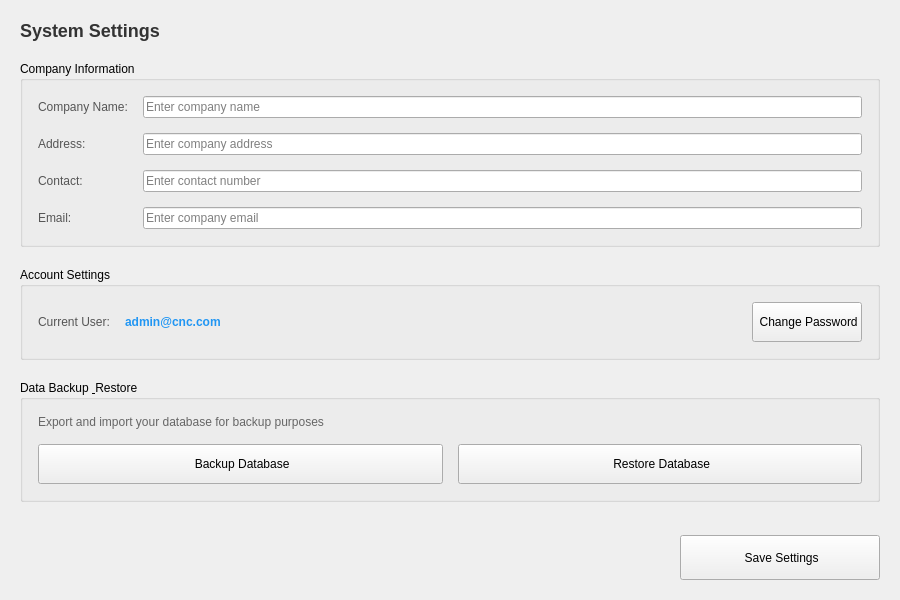
First picture: the form in ui/settings.ui, repository SmitProgrammer/TrackMill, before the edit.
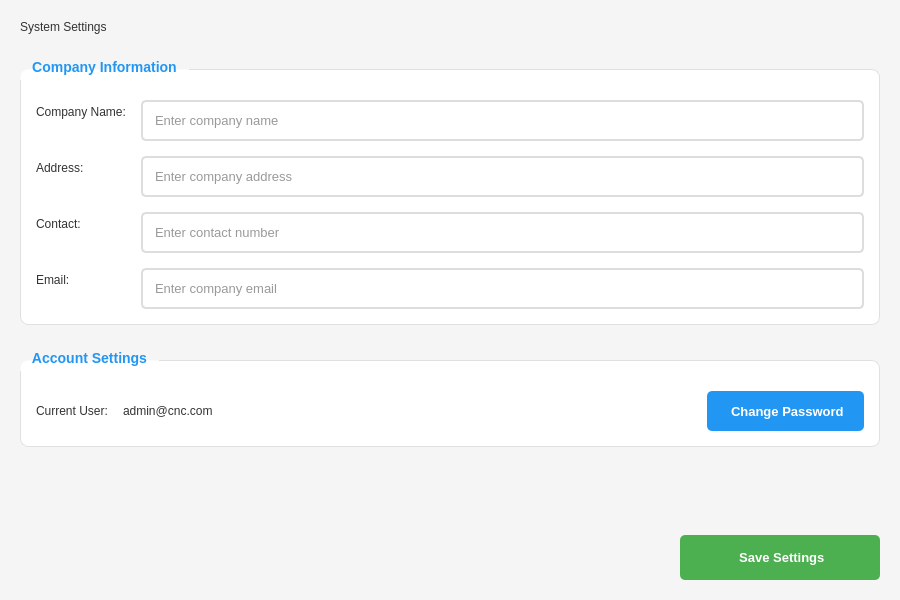
Second picture: the form after the edit.

The edit to the form file:
```diff
--- a/ui/settings.ui
+++ b/ui/settings.ui
@@ -18,8 +18,16 @@
     background-color: #f5f5f5;
 }
 
-QPushButton#btnSaveSettings, QPushButton#btnChangePassword, QPushButton#btnBackupData, QPushButton#btnRestoreData {
-    padding: 12px 25px;
+QLabel {
+    color: #333;
+}
+
+QTableWidget {
+    color: #333;
+}
+
+QPushButton#btnSaveSettings, QPushButton#btnChangePassword {
+    padding: 10px 20px;
     border-radius: 5px;
     font-size: 13px;
     font-weight: bold;
@@ -45,31 +53,12 @@
     background-color: #0b7dda;
 }
 
-QPushButton#btnBackupData {
-    background-color: #FF9800;
-    color: white;
-    border: none;
-}
-
-QPushButton#btnBackupData:hover {
-    background-color: #e68900;
-}
-
-QPushButton#btnRestoreData {
-    background-color: #f44336;
-    color: white;
-    border: none;
-}
-
-QPushButton#btnRestoreData:hover {
-    background-color: #da190b;
-}
-
 QLineEdit {
     padding: 10px;
     border: 2px solid #ddd;
     border-radius: 5px;
     font-size: 13px;
+    background-color: white;
     color: #333;
 }
 
@@ -116,8 +105,75 @@
       <string>System Settings</string>
      </property>
      <property name="styleSheet">
-      <string notr="true">font-size: 18px; font-weight: bold; color: #333;</string>
-     </property>
+   <string notr="true">QWidget#SettingsWidget {
+    background-color: #f5f5f5;
+}
+
+QLabel {
+    color: #333;
+}
+
+QTableWidget {
+    color: #333;
+}
+
+QPushButton#btnSaveSettings, QPushButton#btnChangePassword {
+    padding: 10px 20px;
+    border-radius: 5px;
+    font-size: 13px;
+    font-weight: bold;
+}
+
+QPushButton#btnSaveSettings {
+    background-color: #4CAF50;
+    color: white;
+    border: none;
+}
+
+QPushButton#btnSaveSettings:hover {
+    background-color: #45a049;
+}
+
+QPushButton#btnChangePassword {
+    background-color: #2196F3;
+    color: white;
+    border: none;
+}
+
+QPushButton#btnChangePassword:hover {
+    background-color: #0b7dda;
+}
+
+QLineEdit {
+    padding: 10px;
+    border: 2px solid #ddd;
+    border-radius: 5px;
+    font-size: 13px;
+    background-color: white;
+    color: #333;
+}
+
+QLineEdit:focus {
+    border: 2px solid #2196F3;
+}
+
+QGroupBox {
+    background-color: white;
+    border: 1px solid #e0e0e0;
+    border-radius: 8px;
+    margin-top: 15px;
+    padding-top: 15px;
+    font-size: 14px;
+    font-weight: bold;
+}
+
+QGroupBox::title {
+    subcontrol-origin: margin;
+    subcontrol-position: top left;
+    padding: 5px 10px;
+    color: #2196F3;
+}</string>
+  </property>
     </widget>
    </item>
    <item>
@@ -150,8 +206,75 @@
          <string>Company Name:</string>
         </property>
         <property name="styleSheet">
-         <string notr="true">font-weight: normal; color: #555;</string>
-        </property>
+   <string notr="true">QWidget#SettingsWidget {
+    background-color: #f5f5f5;
+}
+
+QLabel {
+    color: #333;
+}
+
+QTableWidget {
+    color: #333;
+}
+
+QPushButton#btnSaveSettings, QPushButton#btnChangePassword {
+    padding: 10px 20px;
+    border-radius: 5px;
+    font-size: 13px;
+    font-weight: bold;
+}
+
+QPushButton#btnSaveSettings {
+    background-color: #4CAF50;
+    color: white;
+    border: none;
+}
+
+QPushButton#btnSaveSettings:hover {
+    background-color: #45a049;
+}
+
+QPushButton#btnChangePassword {
+    background-color: #2196F3;
+    color: white;
+    border: none;
+}
+
+QPushButton#btnChangePassword:hover {
+    background-color: #0b7dda;
+}
+
+QLineEdit {
+    padding: 10px;
+    border: 2px solid #ddd;
+    border-radius: 5px;
+    font-size: 13px;
+    background-color: white;
+    color: #333;
+}
+
+QLineEdit:focus {
+    border: 2px solid #2196F3;
+}
+
+QGroupBox {
+    background-color: white;
+    border: 1px solid #e0e0e0;
+    border-radius: 8px;
+    margin-top: 15px;
+    padding-top: 15px;
+    font-size: 14px;
+    font-weight: bold;
+}
+
+QGroupBox::title {
+    subcontrol-origin: margin;
+    subcontrol-position: top left;
+    padding: 5px 10px;
+    color: #2196F3;
+}</string>
+  </property>
        </widget>
       </item>
       <item row="0" column="1">
@@ -167,8 +290,75 @@
          <string>Address:</string>
         </property>
         <property name="styleSheet">
-         <string notr="true">font-weight: normal; color: #555;</string>
-        </property>
+   <string notr="true">QWidget#SettingsWidget {
+    background-color: #f5f5f5;
+}
+
+QLabel {
+    color: #333;
+}
+
+QTableWidget {
+    color: #333;
+}
+
+QPushButton#btnSaveSettings, QPushButton#btnChangePassword {
+    padding: 10px 20px;
+    border-radius: 5px;
+    font-size: 13px;
+    font-weight: bold;
+}
+
+QPushButton#btnSaveSettings {
+    background-color: #4CAF50;
+    color: white;
+    border: none;
+}
+
+QPushButton#btnSaveSettings:hover {
+    background-color: #45a049;
+}
+
+QPushButton#btnChangePassword {
+    background-color: #2196F3;
+    color: white;
+    border: none;
+}
+
+QPushButton#btnChangePassword:hover {
+    background-color: #0b7dda;
+}
+
+QLineEdit {
+    padding: 10px;
+    border: 2px solid #ddd;
+    border-radius: 5px;
+    font-size: 13px;
+    background-color: white;
+    color: #333;
+}
+
+QLineEdit:focus {
+    border: 2px solid #2196F3;
+}
+
+QGroupBox {
+    background-color: white;
+    border: 1px solid #e0e0e0;
+    border-radius: 8px;
+    margin-top: 15px;
+    padding-top: 15px;
+    font-size: 14px;
+    font-weight: bold;
+}
+
+QGroupBox::title {
+    subcontrol-origin: margin;
+    subcontrol-position: top left;
+    padding: 5px 10px;
+    color: #2196F3;
+}</string>
+  </property>
        </widget>
       </item>
       <item row="1" column="1">
@@ -184,8 +374,75 @@
          <string>Contact:</string>
         </property>
         <property name="styleSheet">
-         <string notr="true">font-weight: normal; color: #555;</string>
-        </property>
+   <string notr="true">QWidget#SettingsWidget {
+    background-color: #f5f5f5;
+}
+
+QLabel {
+    color: #333;
+}
+
+QTableWidget {
+    color: #333;
+}
+
+QPushButton#btnSaveSettings, QPushButton#btnChangePassword {
+    padding: 10px 20px;
+    border-radius: 5px;
+    font-size: 13px;
+    font-weight: bold;
+}
+
+QPushButton#btnSaveSettings {
+    background-color: #4CAF50;
+    color: white;
+    border: none;
+}
+
+QPushButton#btnSaveSettings:hover {
+    background-color: #45a049;
+}
+
+QPushButton#btnChangePassword {
+    background-color: #2196F3;
+    color: white;
+    border: none;
+}
+
+QPushButton#btnChangePassword:hover {
+    background-color: #0b7dda;
+}
+
+QLineEdit {
+    padding: 10px;
+    border: 2px solid #ddd;
+    border-radius: 5px;
+    font-size: 13px;
+    background-color: white;
+    color: #333;
+}
+
+QLineEdit:focus {
+    border: 2px solid #2196F3;
+}
+
+QGroupBox {
+    background-color: white;
+    border: 1px solid #e0e0e0;
+    border-radius: 8px;
+    margin-top: 15px;
+    padding-top: 15px;
+    font-size: 14px;
+    font-weight: bold;
+}
+
+QGroupBox::title {
+    subcontrol-origin: margin;
+    subcontrol-position: top left;
+    padding: 5px 10px;
+    color: #2196F3;
+}</string>
+  </property>
        </widget>
       </item>
       <item row="2" column="1">
@@ -201,8 +458,75 @@
          <string>Email:</string>
         </property>
         <property name="styleSheet">
-         <string notr="true">font-weight: normal; color: #555;</string>
-        </property>
+   <string notr="true">QWidget#SettingsWidget {
+    background-color: #f5f5f5;
+}
+
+QLabel {
+    color: #333;
+}
+
+QTableWidget {
+    color: #333;
+}
+
+QPushButton#btnSaveSettings, QPushButton#btnChangePassword {
+    padding: 10px 20px;
+    border-radius: 5px;
+    font-size: 13px;
+    font-weight: bold;
+}
+
+QPushButton#btnSaveSettings {
+    background-color: #4CAF50;
+    color: white;
+    border: none;
+}
+
+QPushButton#btnSaveSettings:hover {
+    background-color: #45a049;
+}
+
+QPushButton#btnChangePassword {
+    background-color: #2196F3;
+    color: white;
+    border: none;
+}
+
+QPushButton#btnChangePassword:hover {
+    background-color: #0b7dda;
+}
+
+QLineEdit {
+    padding: 10px;
+    border: 2px solid #ddd;
+    border-radius: 5px;
+    font-size: 13px;
+    background-color: white;
+    color: #333;
+}
+
+QLineEdit:focus {
+    border: 2px solid #2196F3;
+}
+
+QGroupBox {
+    background-color: white;
+    border: 1px solid #e0e0e0;
+    border-radius: 8px;
+    margin-top: 15px;
+    padding-top: 15px;
+    font-size: 14px;
+    font-weight: bold;
+}
+
+QGroupBox::title {
+    subcontrol-origin: margin;
+    subcontrol-position: top left;
+    padding: 5px 10px;
+    color: #2196F3;
+}</string>
+  </property>
        </widget>
       </item>
       <item row="3" column="1">
@@ -244,8 +568,75 @@
            <string>Current User:</string>
           </property>
           <property name="styleSheet">
-           <string notr="true">font-weight: normal; color: #555;</string>
-          </property>
+   <string notr="true">QWidget#SettingsWidget {
+    background-color: #f5f5f5;
+}
+
+QLabel {
+    color: #333;
+}
+
+QTableWidget {
+    color: #333;
+}
+
+QPushButton#btnSaveSettings, QPushButton#btnChangePassword {
+    padding: 10px 20px;
+    border-radius: 5px;
+    font-size: 13px;
+    font-weight: bold;
+}
+
+QPushButton#btnSaveSettings {
+    background-color: #4CAF50;
+    color: white;
+    border: none;
+}
+
+QPushButton#btnSaveSettings:hover {
+    background-color: #45a049;
+}
+
+QPushButton#btnChangePassword {
+    background-color: #2196F3;
+    color: white;
+    border: none;
+}
+
+QPushButton#btnChangePassword:hover {
+    background-color: #0b7dda;
+}
+
+QLineEdit {
+    padding: 10px;
+    border: 2px solid #ddd;
+    border-radius: 5px;
+    font-size: 13px;
+    background-color: white;
+    color: #333;
+}
+
+QLineEdit:focus {
+    border: 2px solid #2196F3;
+}
+
+QGroupBox {
+    background-color: white;
+    border: 1px solid #e0e0e0;
+    border-radius: 8px;
+    margin-top: 15px;
+    padding-top: 15px;
+    font-size: 14px;
+    font-weight: bold;
+}
+
+QGroupBox::title {
+    subcontrol-origin: margin;
+    subcontrol-position: top left;
+    padding: 5px 10px;
+    color: #2196F3;
+}</string>
+  </property>
          </widget>
         </item>
         <item>
@@ -254,8 +645,75 @@
            <string>admin@cnc.com</string>
           </property>
           <property name="styleSheet">
-           <string notr="true">font-weight: bold; color: #2196F3;</string>
-          </property>
+   <string notr="true">QWidget#SettingsWidget {
+    background-color: #f5f5f5;
+}
+
+QLabel {
+    color: #333;
+}
+
+QTableWidget {
+    color: #333;
+}
+
+QPushButton#btnSaveSettings, QPushButton#btnChangePassword {
+    padding: 10px 20px;
+    border-radius: 5px;
+    font-size: 13px;
+    font-weight: bold;
+}
+
+QPushButton#btnSaveSettings {
+    background-color: #4CAF50;
+    color: white;
+    border: none;
+}
+
+QPushButton#btnSaveSettings:hover {
+    background-color: #45a049;
+}
+
+QPushButton#btnChangePassword {
+    background-color: #2196F3;
+    color: white;
+    border: none;
+}
+
+QPushButton#btnChangePassword:hover {
+    background-color: #0b7dda;
+}
+
+QLineEdit {
+    padding: 10px;
+    border: 2px solid #ddd;
+    border-radius: 5px;
+    font-size: 13px;
+    background-color: white;
+    color: #333;
+}
+
+QLineEdit:focus {
+    border: 2px solid #2196F3;
+}
+
+QGroupBox {
+    background-color: white;
+    border: 1px solid #e0e0e0;
+    border-radius: 8px;
+    margin-top: 15px;
+    padding-top: 15px;
+    font-size: 14px;
+    font-weight: bold;
+}
+
+QGroupBox::title {
+    subcontrol-origin: margin;
+    subcontrol-position: top left;
+    padding: 5px 10px;
+    color: #2196F3;
+}</string>
+  </property>
          </widget>
         </item>
         <item>
@@ -292,76 +750,6 @@
      </layout>
     </widget>
    </item>
-   <item>
-    <widget class="QGroupBox" name="groupBackup">
-     <property name="title">
-      <string>Data Backup &amp; Restore</string>
-     </property>
-     <layout class="QVBoxLayout" name="verticalLayout_3">
-      <property name="spacing">
-       <number>15</number>
-      </property>
-      <property name="leftMargin">
-       <number>15</number>
-      </property>
-      <property name="topMargin">
-       <number>15</number>
-      </property>
-      <property name="rightMargin">
-       <number>15</number>
-      </property>
-      <property name="bottomMargin">
-       <number>15</number>
-      </property>
-      <item>
-       <widget class="QLabel" name="label_7">
-        <property name="text">
-         <string>Export and import your database for backup purposes</string>
-        </property>
-        <property name="styleSheet">
-         <string notr="true">font-weight: normal; color: #666; font-size: 12px;</string>
-        </property>
-       </widget>
-      </item>
-      <item>
-       <layout class="QHBoxLayout" name="horizontalLayout_2">
-        <item>
-         <widget class="QPushButton" name="btnBackupData">
-          <property name="minimumSize">
-           <size>
-            <width>0</width>
-            <height>40</height>
-           </size>
-          </property>
-          <property name="cursor">
-           <cursorShape>PointingHandCursor</cursorShape>
-          </property>
-          <property name="text">
-           <string> Backup Database</string>
-          </property>
-         </widget>
-        </item>
-        <item>
-         <widget class="QPushButton" name="btnRestoreData">
-          <property name="minimumSize">
-           <size>
-            <width>0</width>
-            <height>40</height>
-           </size>
-          </property>
-          <property name="cursor">
-           <cursorShape>PointingHandCursor</cursorShape>
-          </property>
-          <property name="text">
-           <string> Restore Database</string>
-          </property>
-         </widget>
-        </item>
-       </layout>
-      </item>
-     </layout>
-    </widget>
-   </item>
    <item>
     <spacer name="verticalSpacer">
      <property name="orientation">
```
Left out of the diff: 1 changed line with no effect on the pictures.
